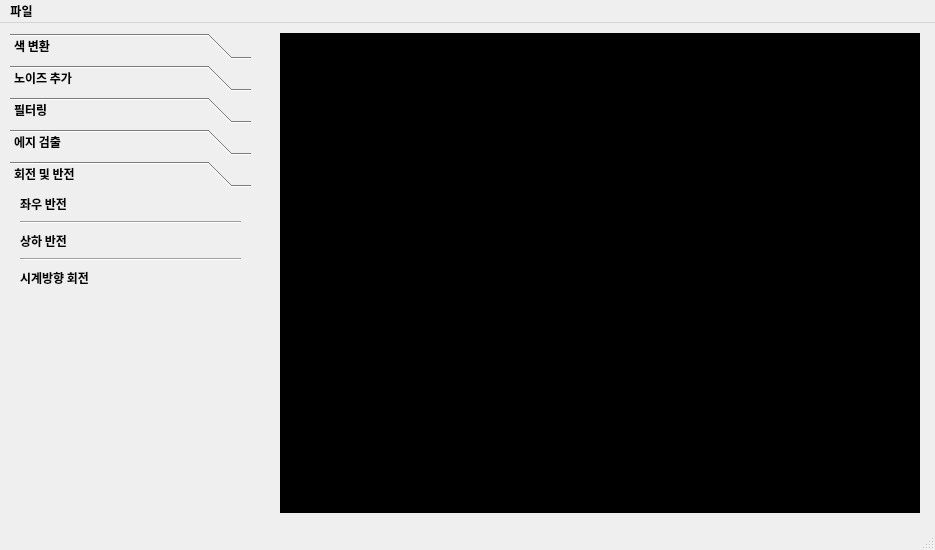
First picture: the form in ShortTerm-Internship/project/opencv_on_pyqt/design.ui, repository seanny3/2023-SW-IAC, before the edit.
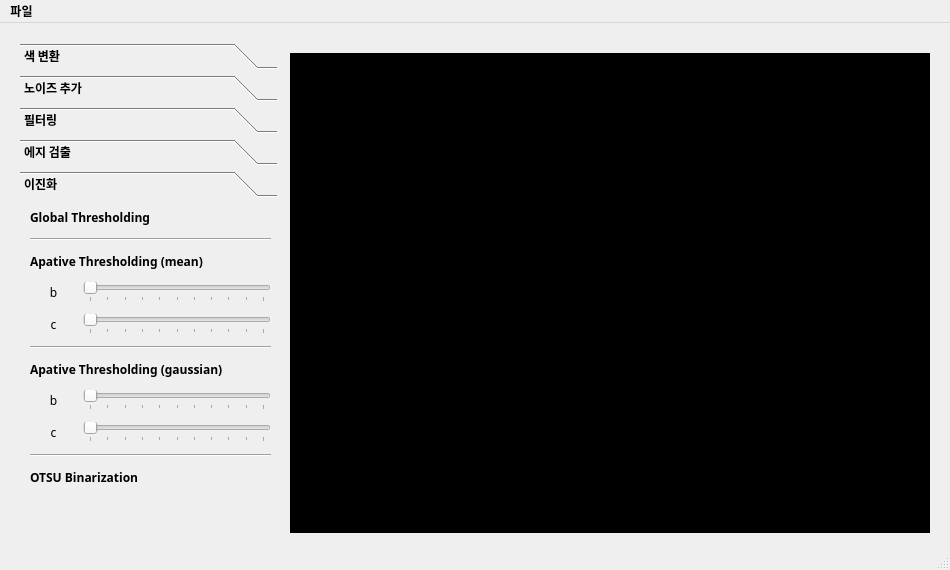
Second picture: the form after the edit. The open tabs and pages were chosen to show the change. Icons and pictures are not drawn.

```diff
--- a/ShortTerm-Internship/project/opencv_on_pyqt/design.ui
+++ b/ShortTerm-Internship/project/opencv_on_pyqt/design.ui
@@ -6,20 +6,20 @@
    <rect>
     <x>0</x>
     <y>0</y>
-    <width>935</width>
-    <height>550</height>
+    <width>950</width>
+    <height>570</height>
    </rect>
   </property>
   <property name="minimumSize">
    <size>
-    <width>935</width>
-    <height>550</height>
+    <width>950</width>
+    <height>570</height>
    </size>
   </property>
   <property name="maximumSize">
    <size>
-    <width>935</width>
-    <height>550</height>
+    <width>950</width>
+    <height>570</height>
    </size>
   </property>
   <property name="font">
@@ -37,12 +37,15 @@
     color: rgb(0,0,0);
 }</string>
   </property>
+  <property name="tabShape">
+   <enum>QTabWidget::Rounded</enum>
+  </property>
   <widget class="QWidget" name="centralwidget">
    <widget class="QLabel" name="label_camView">
     <property name="geometry">
      <rect>
-      <x>280</x>
-      <y>10</y>
+      <x>290</x>
+      <y>30</y>
       <width>640</width>
       <height>480</height>
      </rect>
@@ -63,10 +66,10 @@
    <widget class="QToolBox" name="toolbox_opencv">
     <property name="geometry">
      <rect>
-      <x>10</x>
-      <y>10</y>
-      <width>241</width>
-      <height>481</height>
+      <x>20</x>
+      <y>20</y>
+      <width>257</width>
+      <height>498</height>
      </rect>
     </property>
     <property name="maximumSize">
@@ -87,7 +90,10 @@
      <string>&lt;html&gt;&lt;head/&gt;&lt;body&gt;&lt;p&gt;&lt;br/&gt;&lt;/p&gt;&lt;/body&gt;&lt;/html&gt;</string>
     </property>
     <property name="styleSheet">
-     <string notr="true">
+     <string notr="true">QToolBox{
+	background-color: transparent;
+}
+QLine {background-color: black;}
 </string>
     </property>
     <property name="currentIndex">
@@ -1109,28 +1115,20 @@
       </layout>
      </widget>
     </widget>
-    <widget class="QWidget" name="tool_rotate">
-     <property name="geometry">
-      <rect>
-       <x>0</x>
-       <y>0</y>
-       <width>241</width>
-       <height>321</height>
-      </rect>
-     </property>
+    <widget class="QWidget" name="page_2">
      <attribute name="label">
-      <string>회전 및 반전</string>
+      <string>이진화</string>
      </attribute>
      <widget class="QWidget" name="verticalLayoutWidget_5">
       <property name="geometry">
        <rect>
         <x>10</x>
         <y>0</y>
-        <width>221</width>
-        <height>101</height>
+        <width>241</width>
+        <height>291</height>
        </rect>
       </property>
-      <layout class="QVBoxLayout" name="verticalLayout_6" stretch="0,0,0,0,0">
+      <layout class="QVBoxLayout" name="tool_filter_layout_2" stretch="0,0,0,0,0,0,0,0,0,0,0">
        <item>
         <layout class="QHBoxLayout" name="horizontalLayout_21" stretch="10,1">
          <item>
@@ -1147,7 +1145,7 @@
             <string notr="true">background-color: rgba(255, 255, 255, 0)</string>
            </property>
            <property name="text">
-            <string>좌우 반전</string>
+            <string>Global Thresholding</string>
            </property>
           </widget>
          </item>
@@ -1182,67 +1180,7 @@
         </layout>
        </item>
        <item>
-        <widget class="Line" name="line_15">
-         <property name="orientation">
-          <enum>Qt::Horizontal</enum>
-         </property>
-        </widget>
-       </item>
-       <item>
-        <layout class="QHBoxLayout" name="horizontalLayout_22" stretch="10,1">
-         <item>
-          <widget class="QLabel" name="label_21">
-           <property name="font">
-            <font>
-             <family>Pretendard</family>
-             <pointsize>9</pointsize>
-             <weight>75</weight>
-             <bold>true</bold>
-            </font>
-           </property>
-           <property name="styleSheet">
-            <string notr="true">background-color: rgba(255, 255, 255, 0)</string>
-           </property>
-           <property name="text">
-            <string>상하 반전</string>
-           </property>
-          </widget>
-         </item>
-         <item>
-          <widget class="QRadioButton" name="radioButton_23">
-           <property name="enabled">
-            <bool>true</bool>
-           </property>
-           <property name="styleSheet">
-            <string notr="true">QRadioButton::indicator {
-    width: 35px;
-	height: 18px;
-	image: url(&quot;C:/Users/User/workspace/2023-Industry-Academia-Collaboration-Project/ShortTerm-Internship/project/opencv_on_pyqt/Checkbox_off.png&quot;);
-}
-QRadioButton::indicator::checked {
-	width: 35px;
-	height: 18px;
-    image: url(&quot;C:/Users/User/workspace/2023-Industry-Academia-Collaboration-Project/ShortTerm-Internship/project/opencv_on_pyqt/Checkbox_on.png&quot;);
-}
-QRadioButton {
-	background-color: rgba(0,0,0,0);
-}</string>
-           </property>
-           <property name="text">
-            <string/>
-           </property>
-           <property name="checkable">
-            <bool>true</bool>
-           </property>
-           <property name="checked">
-            <bool>false</bool>
-           </property>
-          </widget>
-         </item>
-        </layout>
-       </item>
-       <item>
-        <widget class="Line" name="line_16">
+        <widget class="Line" name="line_9">
          <property name="orientation">
           <enum>Qt::Horizontal</enum>
          </property>
@@ -1264,12 +1202,368 @@
             <string notr="true">background-color: rgba(255, 255, 255, 0)</string>
            </property>
            <property name="text">
-            <string>시계방향 회전</string>
+            <string>Apative Thresholding (mean)</string>
            </property>
           </widget>
          </item>
          <item>
-          <widget class="QRadioButton" name="radioButton_24">
+          <widget class="QRadioButton" name="lpf_med_btn_2">
+           <property name="enabled">
+            <bool>true</bool>
+           </property>
+           <property name="styleSheet">
+            <string notr="true">QRadioButton::indicator {
+    width: 35px;
+	height: 18px;
+	image: url(&quot;C:/Users/User/workspace/2023-Industry-Academia-Collaboration-Project/ShortTerm-Internship/project/opencv_on_pyqt/Checkbox_off.png&quot;);
+}
+QRadioButton::indicator::checked {
+	width: 35px;
+	height: 18px;
+    image: url(&quot;C:/Users/User/workspace/2023-Industry-Academia-Collaboration-Project/ShortTerm-Internship/project/opencv_on_pyqt/Checkbox_on.png&quot;);
+}
+QRadioButton {
+	background-color: rgba(0,0,0,0);
+}</string>
+           </property>
+           <property name="text">
+            <string/>
+           </property>
+           <property name="checkable">
+            <bool>true</bool>
+           </property>
+           <property name="checked">
+            <bool>false</bool>
+           </property>
+          </widget>
+         </item>
+        </layout>
+       </item>
+       <item>
+        <layout class="QHBoxLayout" name="horizontalLayout_22" stretch="2,8">
+         <item>
+          <widget class="QLabel" name="lpf_gaus_kvalue_2">
+           <property name="font">
+            <font>
+             <family>Pretendard</family>
+            </font>
+           </property>
+           <property name="text">
+            <string>b</string>
+           </property>
+           <property name="textFormat">
+            <enum>Qt::AutoText</enum>
+           </property>
+           <property name="alignment">
+            <set>Qt::AlignCenter</set>
+           </property>
+          </widget>
+         </item>
+         <item>
+          <widget class="QSlider" name="lpf_gaus_kslider_2">
+           <property name="enabled">
+            <bool>true</bool>
+           </property>
+           <property name="minimum">
+            <number>1</number>
+           </property>
+           <property name="maximum">
+            <number>21</number>
+           </property>
+           <property name="singleStep">
+            <number>2</number>
+           </property>
+           <property name="pageStep">
+            <number>2</number>
+           </property>
+           <property name="value">
+            <number>1</number>
+           </property>
+           <property name="orientation">
+            <enum>Qt::Horizontal</enum>
+           </property>
+           <property name="invertedAppearance">
+            <bool>false</bool>
+           </property>
+           <property name="invertedControls">
+            <bool>false</bool>
+           </property>
+           <property name="tickPosition">
+            <enum>QSlider::TicksBelow</enum>
+           </property>
+           <property name="tickInterval">
+            <number>2</number>
+           </property>
+          </widget>
+         </item>
+        </layout>
+       </item>
+       <item>
+        <layout class="QHBoxLayout" name="horizontalLayout_26" stretch="2,8">
+         <item>
+          <widget class="QLabel" name="lpf_gaus_kvalue_3">
+           <property name="font">
+            <font>
+             <family>Pretendard</family>
+            </font>
+           </property>
+           <property name="text">
+            <string>c</string>
+           </property>
+           <property name="textFormat">
+            <enum>Qt::AutoText</enum>
+           </property>
+           <property name="alignment">
+            <set>Qt::AlignCenter</set>
+           </property>
+          </widget>
+         </item>
+         <item>
+          <widget class="QSlider" name="lpf_gaus_kslider_3">
+           <property name="enabled">
+            <bool>true</bool>
+           </property>
+           <property name="minimum">
+            <number>1</number>
+           </property>
+           <property name="maximum">
+            <number>21</number>
+           </property>
+           <property name="singleStep">
+            <number>2</number>
+           </property>
+           <property name="pageStep">
+            <number>2</number>
+           </property>
+           <property name="value">
+            <number>1</number>
+           </property>
+           <property name="orientation">
+            <enum>Qt::Horizontal</enum>
+           </property>
+           <property name="invertedAppearance">
+            <bool>false</bool>
+           </property>
+           <property name="invertedControls">
+            <bool>false</bool>
+           </property>
+           <property name="tickPosition">
+            <enum>QSlider::TicksBelow</enum>
+           </property>
+           <property name="tickInterval">
+            <number>2</number>
+           </property>
+          </widget>
+         </item>
+        </layout>
+       </item>
+       <item>
+        <widget class="Line" name="line_10">
+         <property name="orientation">
+          <enum>Qt::Horizontal</enum>
+         </property>
+        </widget>
+       </item>
+       <item>
+        <layout class="QHBoxLayout" name="horizontalLayout_27" stretch="10,1">
+         <item>
+          <widget class="QLabel" name="lpf_gaus_label_2">
+           <property name="font">
+            <font>
+             <family>Pretendard</family>
+             <pointsize>9</pointsize>
+             <weight>75</weight>
+             <bold>true</bold>
+            </font>
+           </property>
+           <property name="styleSheet">
+            <string notr="true">background-color: rgba(255, 255, 255, 0)</string>
+           </property>
+           <property name="text">
+            <string>Apative Thresholding (gaussian)</string>
+           </property>
+          </widget>
+         </item>
+         <item>
+          <widget class="QRadioButton" name="lpf_gaus_btn_2">
+           <property name="enabled">
+            <bool>true</bool>
+           </property>
+           <property name="styleSheet">
+            <string notr="true">QRadioButton::indicator {
+    width: 35px;
+	height: 18px;
+	image: url(&quot;C:/Users/User/workspace/2023-Industry-Academia-Collaboration-Project/ShortTerm-Internship/project/opencv_on_pyqt/Checkbox_off.png&quot;);
+}
+QRadioButton::indicator::checked {
+	width: 35px;
+	height: 18px;
+    image: url(&quot;C:/Users/User/workspace/2023-Industry-Academia-Collaboration-Project/ShortTerm-Internship/project/opencv_on_pyqt/Checkbox_on.png&quot;);
+}
+QRadioButton {
+	background-color: rgba(0,0,0,0);
+}</string>
+           </property>
+           <property name="text">
+            <string/>
+           </property>
+           <property name="checkable">
+            <bool>true</bool>
+           </property>
+           <property name="checked">
+            <bool>false</bool>
+           </property>
+          </widget>
+         </item>
+        </layout>
+       </item>
+       <item>
+        <layout class="QHBoxLayout" name="horizontalLayout_32" stretch="2,8">
+         <item>
+          <widget class="QLabel" name="lpf_gaus_kvalue_4">
+           <property name="font">
+            <font>
+             <family>Pretendard</family>
+            </font>
+           </property>
+           <property name="text">
+            <string>b</string>
+           </property>
+           <property name="textFormat">
+            <enum>Qt::AutoText</enum>
+           </property>
+           <property name="alignment">
+            <set>Qt::AlignCenter</set>
+           </property>
+          </widget>
+         </item>
+         <item>
+          <widget class="QSlider" name="lpf_gaus_kslider_4">
+           <property name="enabled">
+            <bool>true</bool>
+           </property>
+           <property name="minimum">
+            <number>1</number>
+           </property>
+           <property name="maximum">
+            <number>21</number>
+           </property>
+           <property name="singleStep">
+            <number>2</number>
+           </property>
+           <property name="pageStep">
+            <number>2</number>
+           </property>
+           <property name="value">
+            <number>1</number>
+           </property>
+           <property name="orientation">
+            <enum>Qt::Horizontal</enum>
+           </property>
+           <property name="invertedAppearance">
+            <bool>false</bool>
+           </property>
+           <property name="invertedControls">
+            <bool>false</bool>
+           </property>
+           <property name="tickPosition">
+            <enum>QSlider::TicksBelow</enum>
+           </property>
+           <property name="tickInterval">
+            <number>2</number>
+           </property>
+          </widget>
+         </item>
+        </layout>
+       </item>
+       <item>
+        <layout class="QHBoxLayout" name="horizontalLayout_33" stretch="2,8">
+         <item>
+          <widget class="QLabel" name="lpf_gaus_kvalue_5">
+           <property name="font">
+            <font>
+             <family>Pretendard</family>
+            </font>
+           </property>
+           <property name="text">
+            <string>c</string>
+           </property>
+           <property name="textFormat">
+            <enum>Qt::AutoText</enum>
+           </property>
+           <property name="alignment">
+            <set>Qt::AlignCenter</set>
+           </property>
+          </widget>
+         </item>
+         <item>
+          <widget class="QSlider" name="lpf_gaus_kslider_5">
+           <property name="enabled">
+            <bool>true</bool>
+           </property>
+           <property name="minimum">
+            <number>1</number>
+           </property>
+           <property name="maximum">
+            <number>21</number>
+           </property>
+           <property name="singleStep">
+            <number>2</number>
+           </property>
+           <property name="pageStep">
+            <number>2</number>
+           </property>
+           <property name="value">
+            <number>1</number>
+           </property>
+           <property name="orientation">
+            <enum>Qt::Horizontal</enum>
+           </property>
+           <property name="invertedAppearance">
+            <bool>false</bool>
+           </property>
+           <property name="invertedControls">
+            <bool>false</bool>
+           </property>
+           <property name="tickPosition">
+            <enum>QSlider::TicksBelow</enum>
+           </property>
+           <property name="tickInterval">
+            <number>2</number>
+           </property>
+          </widget>
+         </item>
+        </layout>
+       </item>
+       <item>
+        <widget class="Line" name="line_15">
+         <property name="orientation">
+          <enum>Qt::Horizontal</enum>
+         </property>
+        </widget>
+       </item>
+       <item>
+        <layout class="QHBoxLayout" name="horizontalLayout_31" stretch="10,1">
+         <item>
+          <widget class="QLabel" name="lpf_gaus_label_6">
+           <property name="font">
+            <font>
+             <family>Pretendard</family>
+             <pointsize>9</pointsize>
+             <weight>75</weight>
+             <bold>true</bold>
+            </font>
+           </property>
+           <property name="styleSheet">
+            <string notr="true">background-color: rgba(255, 255, 255, 0)</string>
+           </property>
+           <property name="text">
+            <string>OTSU Binarization</string>
+           </property>
+          </widget>
+         </item>
+         <item>
+          <widget class="QRadioButton" name="lpf_gaus_btn_6">
            <property name="enabled">
             <bool>true</bool>
            </property>
@@ -1311,8 +1605,8 @@
     <rect>
      <x>0</x>
      <y>0</y>
-     <width>935</width>
-     <height>24</height>
+     <width>950</width>
+     <height>20</height>
     </rect>
    </property>
    <property name="font">
```
Left out of the diff: 442 changed lines with no effect on the pictures. Lines whose indentation alone changed are shown as unchanged.
